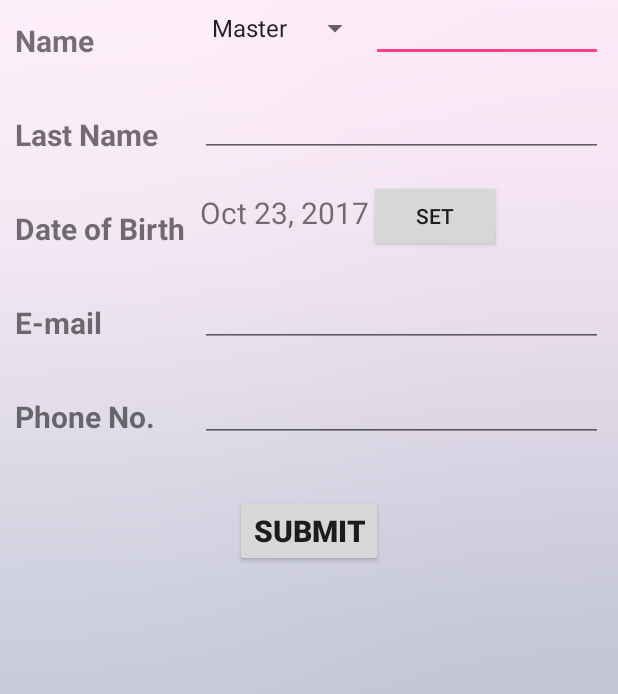
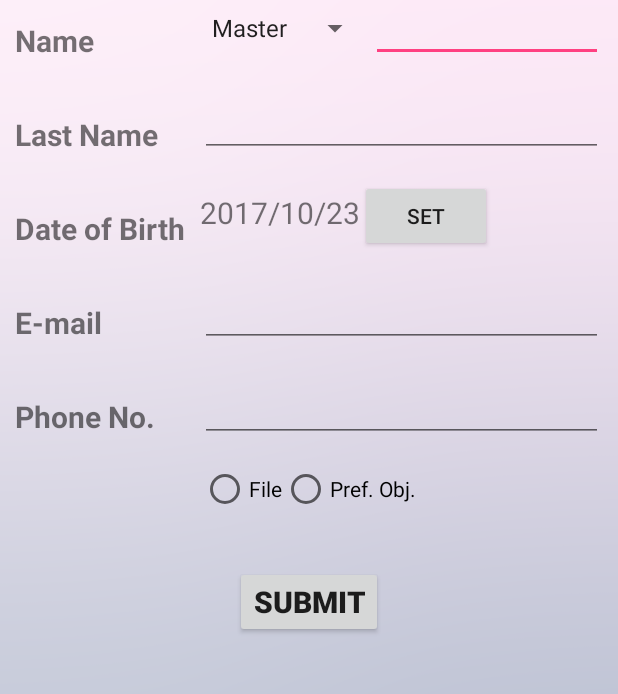
Before and after one commit to PP37879/MobileApp-Assignment2, an Android app: the screen it shows after launch (MainActivity), on a phone screen of 412 x 824 dp, the part 226-920 px from its top. Run offline under Robolectric (Android 15) with nearby library versions, the phone set to English and light mode, and no system bars.

Commit message:
Update 2

```diff
--- a/Assignment1/app/src/main/java/com/example/asus/assignment1/MainActivity.java
+++ b/Assignment1/app/src/main/java/com/example/asus/assignment1/MainActivity.java
@@ -1,11 +1,12 @@
 package com.example.asus.assignment1;
-
 import android.app.DatePickerDialog;
 import android.content.Intent;
 import android.icu.text.DateFormat;
+import android.icu.text.SimpleDateFormat;
 import android.icu.util.Calendar;
 import android.support.v7.app.AppCompatActivity;
 import android.os.Bundle;
+import android.util.Log;
 import android.view.View;
 import android.widget.ArrayAdapter;
 import android.widget.Button;
@@ -15,12 +16,9 @@ import android.widget.Spinner;
 import android.content.Context;
 import android.widget.TextView;
 
-
 public class MainActivity extends AppCompatActivity {
-
     DateFormat fmtDateAndTime = DateFormat.getDateInstance();
     Calendar myCalendar = Calendar.getInstance();
-
     @Override
     protected void onCreate(Bundle savedInstanceState) {
         super.onCreate(savedInstanceState);
@@ -56,7 +54,6 @@ public class MainActivity extends AppCompatActivity {
                 if(!value3.matches(regexCheckMail) || value3.length() == 0) {
                     mail.setError("Email format is not valid");
                 }
-
                 String value5 = phone.getText().toString();
                 if (phone.getText().length() != 10) {
                     phone.setError("Invalid format");
@@ -89,6 +86,8 @@ public class MainActivity extends AppCompatActivity {
     };
     private void updateLabel(){
         TextView dob = (TextView)findViewById(R.id.dobText);
+        fmtDateAndTime = new SimpleDateFormat("yyyy/MM/dd");
         dob.setText(fmtDateAndTime.format(myCalendar.getTime()));
+        Log.d("",dob.getText().toString());
     }
 }
--- a/Assignment1/app/src/main/res/layout/activity_main.xml
+++ b/Assignment1/app/src/main/res/layout/activity_main.xml
@@ -139,7 +139,23 @@
                 android:textSize="@dimen/font_size" />
         </LinearLayout>
     </LinearLayout>
-
+        <RadioGroup
+            android:layout_width="wrap_content"
+            android:layout_height="wrap_content"
+            android:orientation="horizontal"
+            android:layout_marginTop="@dimen/whitespace2"
+            android:layout_gravity="center">
+            <RadioButton
+                android:id="@+id/file_radio"
+                android:layout_width="wrap_content"
+                android:layout_height="wrap_content"
+                android:text="@string/file_radio_label"/>
+            <RadioButton
+                android:id="@+id/pref_radio"
+                android:layout_width="wrap_content"
+                android:layout_height="wrap_content"
+                android:text="@string/pref_radio_label"/>
+        </RadioGroup>
     <Button
         android:id="@+id/submit"
         android:layout_width="wrap_content"
--- a/Assignment1/app/src/main/res/values/strings.xml
+++ b/Assignment1/app/src/main/res/values/strings.xml
@@ -8,6 +8,8 @@
     <string name="email">E-mail</string>
     <string name="phone">Phone No.</string>
     <string name="btn">Submit</string>
+    <string name="file_radio_label">File</string>
+    <string name="pref_radio_label">Pref. Obj.</string>
     <string-array name="NameTitle">
         <item>Master</item>
         <item>Miss</item>
```
Also changed, not shown: Assignment1/app/src/main/java/com/example/asus/assignment1/Main2Activity.java (+20 -15 lines).
